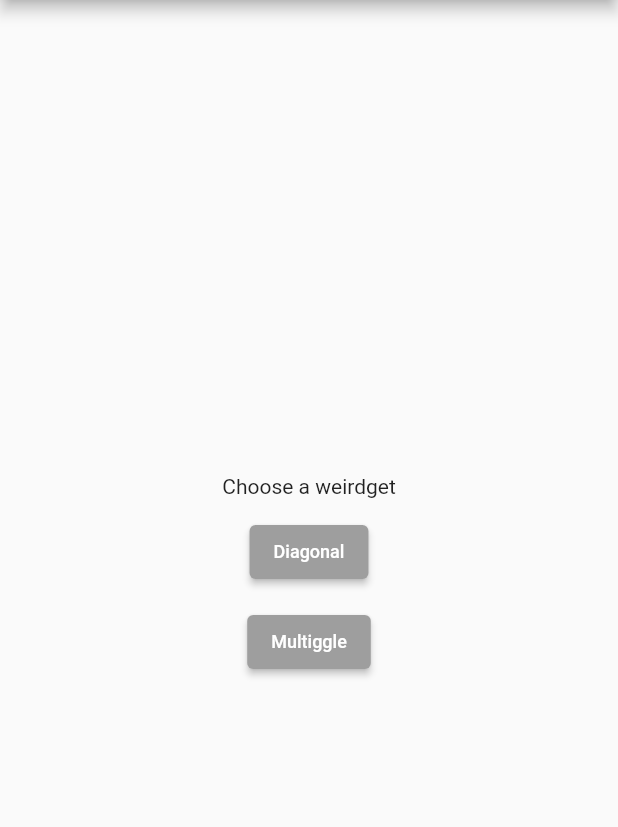
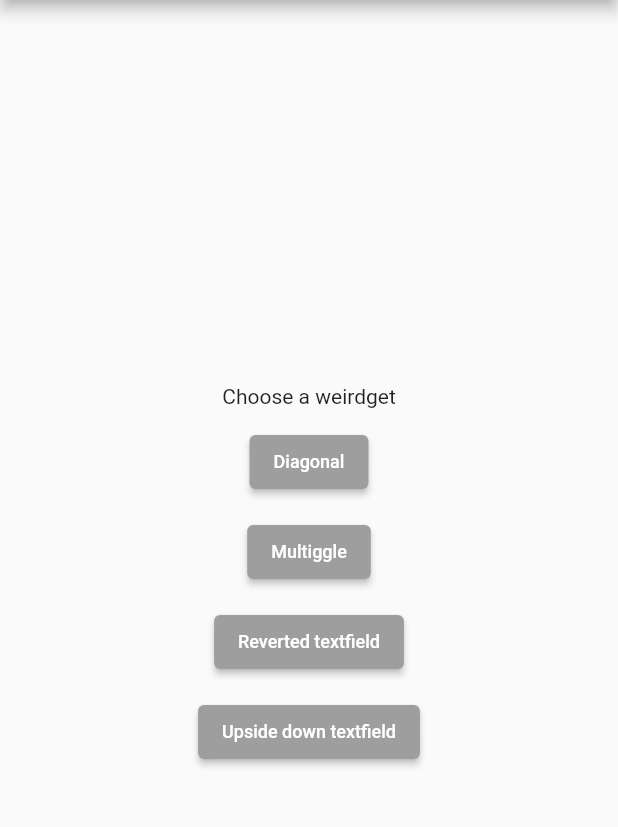
Before and after one commit to XPEHO/weirdgets, a Flutter app: the screen it shows after launch, on a phone screen of 412 x 824 dp, the part 84-911 px from its top. Run offline on Flutter 3.47's test engine with Material 2 defaults, Android fonts, the phone set to English and light mode, and no system bars.

Commit message:
feat(reverted_textfield) : add reverted textfield and upside down textfield widgets

```diff
--- a/example/lib/main.dart
+++ b/example/lib/main.dart
@@ -1,5 +1,7 @@
 import 'package:example/view/diagonal_page/diagonal_page.dart';
 import 'package:example/view/multiggle_page/multiggle_page.dart';
+import 'package:example/view/reverted_textfield/reverted_textfield_page.dart';
+import 'package:example/view/upside_down_textfield/upside_down_textfield_page.dart';
 import 'package:flutter/material.dart';
 
 void main() {
@@ -30,6 +32,10 @@ class MyApp extends StatelessWidget {
       routes: {
         DiagonalPage.routeName: (context) => const DiagonalPage(),
         MultigglePage.routeName: (context) => const MultigglePage(),
+        RevertedTextfieldPage.routeName: (context) =>
+            const RevertedTextfieldPage(),
+        UpsideDownTextfieldPage.routeName: (context) =>
+            const UpsideDownTextfieldPage(),
       },
     );
   }
@@ -107,6 +113,42 @@ class _MyHomePageState extends State<MyHomePage> {
                 ),
               ),
             ),
+            const SizedBox(
+              height: 12,
+            ),
+            ElevatedButton(
+              style: ElevatedButton.styleFrom(
+                shape: RoundedRectangleBorder(
+                    borderRadius: BorderRadius.circular(4)),
+                primary: Colors.grey,
+              ),
+              onPressed: () =>
+                  Navigator.of(context).pushNamed("/revertedTextField"),
+              child: const Text(
+                "Reverted textfield",
+                style: TextStyle(
+                  fontSize: 12,
+                ),
+              ),
+            ),
+            const SizedBox(
+              height: 12,
+            ),
+            ElevatedButton(
+              style: ElevatedButton.styleFrom(
+                shape: RoundedRectangleBorder(
+                    borderRadius: BorderRadius.circular(4)),
+                primary: Colors.grey,
+              ),
+              onPressed: () =>
+                  Navigator.of(context).pushNamed("/upsideDownTextField"),
+              child: const Text(
+                "Upside down textfield",
+                style: TextStyle(
+                  fontSize: 12,
+                ),
+              ),
+            ),
           ],
         ),
       ),
```
Also changed, not shown: example/lib/view/reverted_textfield/reverted_textfield_page.dart (added, +19 -0 lines), example/lib/view/upside_down_textfield/upside_down_textfield_page.dart (added, +19 -0 lines), weirdgets/lib/mirror_textfield/upside_down_textfield.dart (added, +28 -0 lines), weirdgets/lib/reverted_textfield/reverted_textfield.dart (added, +28 -0 lines).
